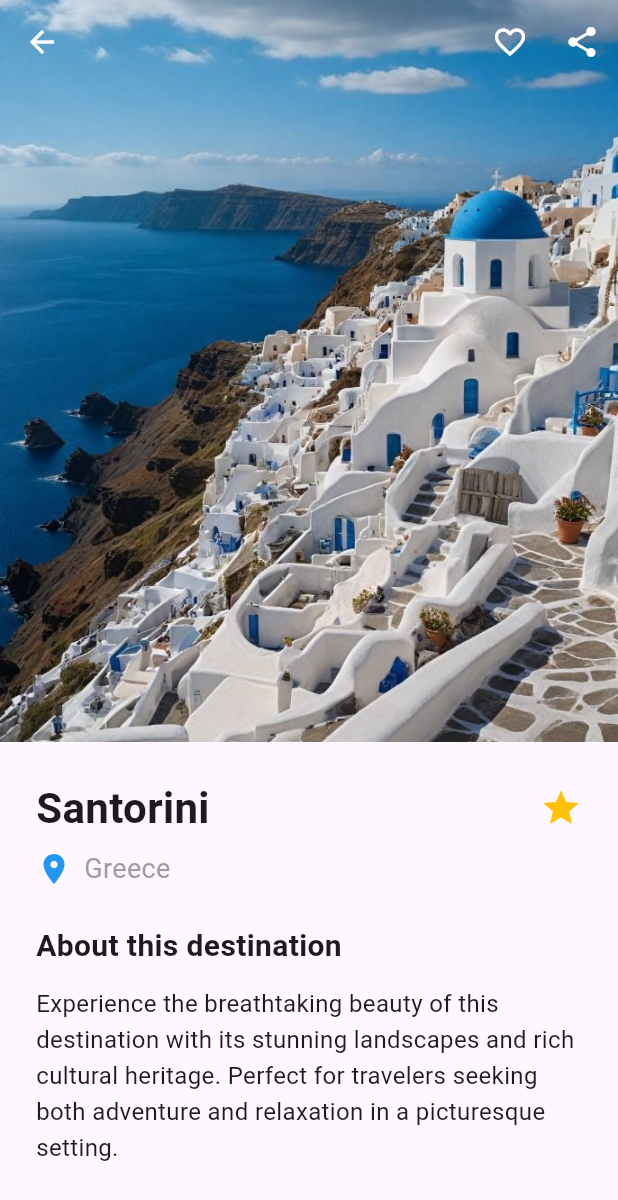
After one commit to iremyasar01/NeonAcademy, a Flutter app: the DestinationDetailScreen screen opened directly with sample values from the repository, on a phone screen of 412 x 824 dp. The commit adds this screen. Shown: the top 1200 px of the screen. Run offline on Flutter 3.47's test engine with Material 3 defaults, Android fonts, the phone set to English and light mode, and no system bars; our stand-ins replace shared_preferences; missing offline and left inert: notification_center; accounts and stored records are empty.

Commit message:
expanded and padding

```diff
--- /dev/null
+++ b/neonapp/lib/models/travel_model.dart
@@ -0,0 +1,61 @@
+import 'dart:ui';
+class TravelModel {
+  final String id;
+  final String title;
+  final String location;
+  final String imageAsset;
+  final Color color;
+
+  TravelModel({
+    required this.id,
+    required this.title,
+    required this.location,
+    required this.imageAsset,
+    required this.color,
+  });
+}
+
+final List<TravelModel> travelModels = [
+  TravelModel(
+    id: '1',
+    title: 'Santorini',
+    location: 'Greece',
+    imageAsset: 'assets/images/santorini.jpeg',
+    color: const Color(0xFFF8B195),
+  ),
+  TravelModel(
+    id: '2',
+    title: 'Bali',
+    location: 'Indonesia',
+    imageAsset: 'assets/images/bali.jpeg',
+    color: const Color(0xFF6C5B7B),
+  ),
+  TravelModel(
+    id: '3',
+    title: 'Kyoto',
+    location: 'Japan',
+    imageAsset: 'assets/images/kyoto.jpeg',
+    color: const Color(0xFF355C7D),
+  ),
+  TravelModel(
+    id: '4',
+    title: 'Seychelles',
+    location: 'Africa',
+    imageAsset: 'assets/images/seychelles.jpeg',
+    color: const Color(0xFF99B898),
+  ),
+  TravelModel(
+    id: '5',
+    title: 'Banff',
+    location: 'Canada',
+    imageAsset: 'assets/images/banff.jpeg',
+    color: const Color(0xFF2A363B),
+  ),
+  TravelModel(
+    id: '6',
+    title: 'Cappadocia',
+    location: 'Turkey',
+    imageAsset: 'assets/images/cappadocia.jpeg',
+    color: const Color(0xFFE84A5F),
+  ),
+];
--- /dev/null
+++ b/neonapp/lib/screens/destination_detail_screen.dart
@@ -0,0 +1,144 @@
+import 'package:flutter/material.dart';
+import 'package:neonapp/models/travel_model.dart';
+import 'package:neonapp/widgets/attraction_card.dart';
+class DestinationDetailScreen extends StatelessWidget {
+  final TravelModel destination;
+
+  const DestinationDetailScreen({super.key, required this.destination});
+
+  @override
+  Widget build(BuildContext context) {
+    return Scaffold(
+      extendBodyBehindAppBar: true,
+      appBar: AppBar(
+        backgroundColor: Colors.transparent,
+        elevation: 0,
+        leading: IconButton(
+          icon: const Icon(Icons.arrow_back, color: Colors.white),
+          onPressed: () => Navigator.pop(context),
+        ),
+        actions: [
+          IconButton(
+            icon: const Icon(Icons.favorite_border, color: Colors.white),
+            onPressed: () {},
+          ),
+          IconButton(
+            icon: const Icon(Icons.share, color: Colors.white),
+            onPressed: () {},
+          ),
+        ],
+      ),
+      body: Column(
+        children: [
+          Hero(
+            tag: destination.id,
+            child: Container(
+              height: MediaQuery.of(context).size.height * 0.6,
+              decoration: BoxDecoration(
+                color: destination.color,
+              ),
+              child: Center(
+                child: Image.asset(
+                  destination.imageAsset,
+                  fit: BoxFit.cover,
+                  width: double.infinity,
+                ),
+              ),
+            ),
+          ),
+          Expanded(
+            child: Padding(
+              padding: const EdgeInsets.all(24.0),
+              child: SingleChildScrollView(
+                child: Column(
+                  crossAxisAlignment: CrossAxisAlignment.start,
+                  children: [
+                    Row(
+                      mainAxisAlignment: MainAxisAlignment.spaceBetween,
+                      children: [
+                        Text(
+                          destination.title,
+                          style: const TextStyle(
+                            fontSize: 28,
+                            fontWeight: FontWeight.bold,
+                          ),
+                        ),
+                        const Icon(Icons.star, color: Colors.amber, size: 28),
+                      ],
+                    ),
+                    const SizedBox(height: 8),
+                    Row(
+                      children: [
+                        const Icon(Icons.location_on, color: Colors.blue),
+                        const SizedBox(width: 8),
+                        Text(
+                          destination.location,
+                          style: const TextStyle(
+                            fontSize: 18,
+                            color: Colors.grey,
+                          ),
+                        ),
+                      ],
+                    ),
+                    const SizedBox(height: 24),
+                    const Text(
+                      'About this destination',
+                      style: TextStyle(
+                        fontSize: 20,
+                        fontWeight: FontWeight.bold,
+                      ),
+                    ),
+                    const SizedBox(height: 12),
+                    const Text(
+                      'Experience the breathtaking beauty of this destination with its stunning landscapes and rich cultural heritage. Perfect for travelers seeking both adventure and relaxation in a picturesque setting.',
+                      style: TextStyle(fontSize: 16, height: 1.5),
+                    ),
+                    const SizedBox(height: 24),
+                    const Text(
+                      'Top Attractions',
+                      style: TextStyle(
+                        fontSize: 20,
+                        fontWeight: FontWeight.bold,
+                      ),
+                    ),
+                    const SizedBox(height: 12),
+                    SizedBox(
+                      height: 120,
+                      child: ListView(
+                        scrollDirection: Axis.horizontal,
+                        children: [
+                          AttractionCard(color: Colors.blue[100]!),
+                          AttractionCard(color: Colors.green[100]!),
+                          AttractionCard(color: Colors.orange[100]!),
+                          AttractionCard(color: Colors.purple[100]!),
+                        ],
+                      ),
+                    ),
+                    const SizedBox(height: 24),
+                    SizedBox(
+                      width: double.infinity,
+                      height: 56,
+                      child: ElevatedButton(
+                        onPressed: () {},
+                        style: ElevatedButton.styleFrom(
+                          backgroundColor: Colors.blue,
+                          shape: RoundedRectangleBorder(
+                            borderRadius: BorderRadius.circular(12),
+                          ),
+                        ),
+                        child: const Text(
+                          'Plan Your Trip',
+                          style: TextStyle(fontSize: 18),
+                        ),
+                      ),
+                    ),
+                  ],
+                ),
+              ),
+            ),
+          ),
+        ],
+      ),
+    );
+  }
+}
```
Also changed, not shown: neonapp/lib/screens/home_screen.dart (+16 -0 lines), neonapp/lib/screens/travel_screen.dart (added, +116 -0 lines), neonapp/lib/widgets/attraction_card.dart (added, +31 -0 lines), neonapp/lib/widgets/destination_card.dart (added, +93 -0 lines), neonapp/pubspec.yaml (+10 -3 lines), neonapp/assets/images/bali.jpeg (added), neonapp/assets/images/banff.jpeg (added), neonapp/assets/images/cappadocia.jpeg (added), neonapp/assets/images/kyoto.jpeg (added), neonapp/assets/images/santorini.jpeg (added), neonapp/assets/images/seychelles.jpeg (added), 9 other files.
